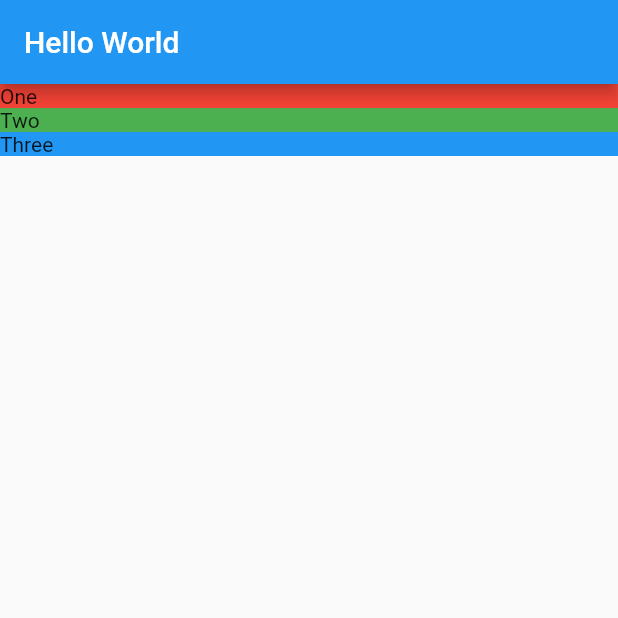
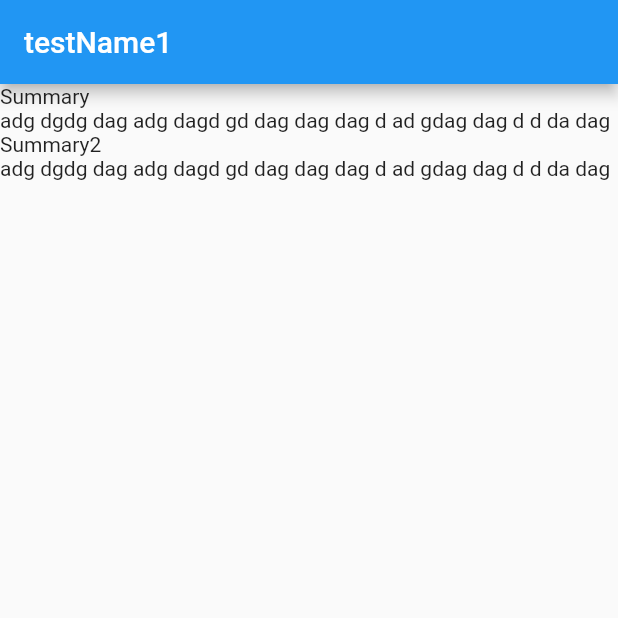
Before and after one commit to arsmors/flutter1, a Flutter app: the screen it shows after launch, on a phone screen of 412 x 824 dp, the top half of it. Run offline on Flutter 3.47's test engine with Material 2 defaults, Android fonts, the phone set to English and light mode, and no system bars.

Commit message:
render text blocks

```diff
--- /dev/null
+++ b/lib/location_detail.dart
@@ -0,0 +1,46 @@
+import 'package:flutter/material.dart';
+
+import 'models/location.dart';
+
+class LocationDetail extends StatelessWidget {
+  final Location location;
+
+  LocationDetail(this.location);
+
+  @override
+  Widget build(BuildContext context) {
+    return Scaffold(
+        appBar: AppBar(title: Text(location.name)),
+        body: Column(
+          mainAxisAlignment: MainAxisAlignment.start,
+          crossAxisAlignment: CrossAxisAlignment.stretch,
+          children: _renderFacts(location),
+        ));
+  }
+
+  List<Widget> _renderFacts(Location location) {
+    var result = <Widget>[];
+    for (int i =0; i < location.facts.length; i++) {
+      result.add(_sectionTitle(location.facts[i].title));
+      result.add(_sectionText(location.facts[i].text));
+    }
+    return result;
+  }
+
+  Widget _sectionTitle(String text) {
+    return Text(text);
+  }
+
+  Widget _sectionText(String text) {
+    return Text(text);
+  }
+
+  // Widget section(String title, Color color) {
+  //   return Container(
+  //     decoration: BoxDecoration(
+  //       color: color,
+  //     ),
+  //     child: Text(title),
+  //   );
+  // }
+}
--- /dev/null
+++ b/lib/mocks/mock_location.dart
@@ -0,0 +1,22 @@
+import 'package:my_flutter_test/models/location.dart';
+import 'package:my_flutter_test/models/location_fact.dart';
+
+class MockLocation extends Location {
+  MockLocation({required super.name, required super.url, required super.facts});
+
+  static Location FetchAny() {
+    return Location(
+        name: "testName1",
+        url: 'https://goo.gl/Npy2K8',
+        facts: <LocationFact>[
+          LocationFact(
+              title: "Summary",
+              text:
+                  "adg dgdg dag adg dagd gd dag dag dag d ad gdag dag d d da dag"),
+          LocationFact(
+              title: "Summary2",
+              text:
+                  "adg dgdg dag adg dagd gd dag dag dag d ad gdag dag d d da dag"),
+        ]);
+  }
+}
--- /dev/null
+++ b/lib/models/location.dart
@@ -0,0 +1,9 @@
+import './location_fact.dart';
+
+class Location {
+  final String name;
+  final String url;
+  final List<LocationFact> facts;
+
+  Location({required this.name, required this.url, required this.facts});
+}
--- /dev/null
+++ b/lib/models/location_fact.dart
@@ -0,0 +1,6 @@
+class LocationFact {
+  final String title;
+  final String text;
+
+  LocationFact({required this.title, required this.text});
+}
```
Also changed, not shown: lib/main.dart (+7 -26 lines).
